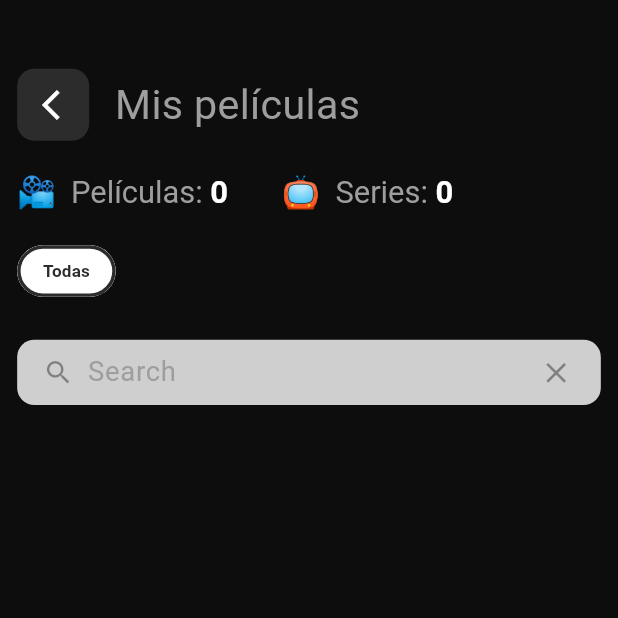
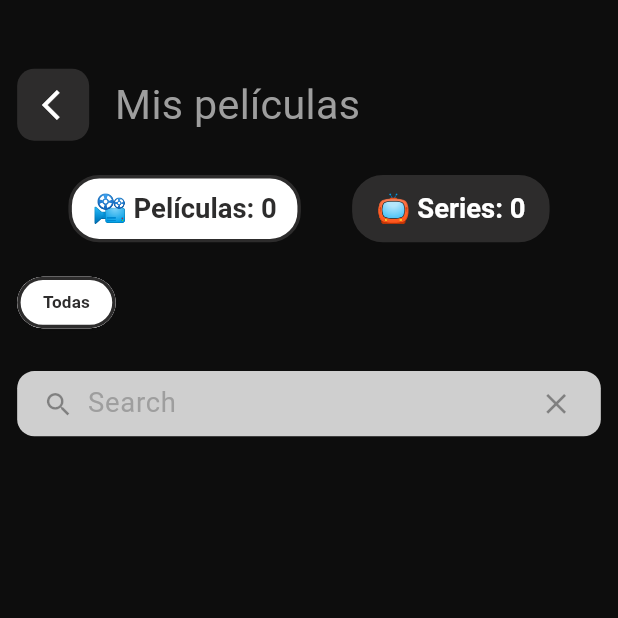
Before and after one commit to laguierre/themoviedb, a Flutter app: the MyPersonalCollection screen opened directly, after a tap on "Todas", on a phone screen of 412 x 824 dp, the top half of it. Run offline on Flutter 3.47's test engine with Material 3 defaults, Android fonts, the light colour scheme and no system bars; our stand-ins replace cloud_firestore, firebase_auth, firebase_core, flutter_rating_bar, flutter_screenutil, flutter_slidable and 1 more; missing offline and left inert: image_fade; accounts and stored records are empty; network calls fail; statements that could not run were skipped.

Commit message:
200624 - Funcionando el TextForm. Filtrando por película

```diff
--- a/lib/pages/personal_collection_page/personal_collection_page.dart
+++ b/lib/pages/personal_collection_page/personal_collection_page.dart
@@ -25,55 +25,125 @@ class _MyPersonalCollectionState extends State<MyPersonalCollection> {
   List<MovieCollection> moviesCollection = [];
   List<MovieCollection> filteredCollection = [];
   String selectedYear = 'Todas';
+  bool isLoading = true;
+  bool showMovies = true;
+  bool showSeries = false;
+  int qtyMovie = 0;
+  int qtySeries = 0;
+  int filteredQtyMovie = 0; // Nueva variable para el conteo filtrado
+  int filteredQtySeries = 0; // Nueva variable para el conteo filtrado
+  Map<String, List<MovieCollection>> groupedMovies = {};
+  List<String> availableYears = [];
 
   @override
   void initState() {
-    moviesCollection = Provider.of<MyCollectionProvider>(context, listen: false)
-        .movieCollection;
-    filteredCollection = moviesCollection;
-    textEditingController.text = "";
     super.initState();
-  }
-
-  @override
-  void dispose() {
-    textEditingController.dispose();
-    super.dispose();
+    fetchMoviesCollection();
   }
 
   void filterMoviesByYear(String year) {
     setState(() {
       selectedYear = year;
-      if (year == 'Todas') {
-        filteredCollection = moviesCollection;
-      } else {
-        filteredCollection = moviesCollection
-            .where((movie) => movie.date.startsWith(year))
+      filterMoviesByType();
+    });
+  }
+
+  Future<void> fetchMoviesCollection() async {
+    try {
+      final collectionProvider =
+          Provider.of<MyCollectionProvider>(context, listen: false);
+      final collection = collectionProvider.movieCollection;
+      setState(() {
+        moviesCollection = collection;
+        filteredCollection = collection;
+        availableYears = getAvailableYears(collection);
+        qtyMovie = collection.where((movie) => movie.type == 'movie').length;
+        qtySeries = collection.where((movie) => movie.type == 'tv').length;
+        isLoading = false;
+      });
+      updateCountsAndGroups(); // Actualiza contadores y agrupaciones al inicio
+    } catch (e) {
+      // Manejo de errores
+      setState(() {
+        isLoading = false;
+      });
+    }
+  }
+
+  void updateCountsAndGroups() {
+    if (showMovies) {
+      filteredQtyMovie =
+          filteredCollection.where((movie) => movie.type == 'movie').length;
+      filteredQtySeries =
+          filteredCollection.where((movie) => movie.type == 'tv').length;
+    } else if (showSeries) {
+      filteredQtySeries =
+          filteredCollection.where((movie) => movie.type == 'tv').length;
+      filteredQtyMovie =
+          filteredCollection.where((movie) => movie.type == 'movie').length;
+    }
+    groupedMovies = groupMoviesByYear(filteredCollection);
+  }
+
+  List<String> getAvailableYears(List<MovieCollection> collection) {
+    return collection
+        .map((movie) => movie.date.substring(0, 4))
+        .toSet()
         .toList();
   }
+
+  void filterMoviesByType() {
+    setState(() {
+      filteredCollection = moviesCollection.where((movie) {
+        bool matchType = (showMovies && movie.type == 'movie') ||
+            (showSeries && movie.type == 'tv');
+        bool matchYear =
+            selectedYear == 'Todas' || movie.date.startsWith(selectedYear);
+        return matchType && matchYear;
+      }).toList();
+
+      updateCountsAndGroups(); // Actualiza contadores y agrupaciones al cambiar la selección
+    });
+  }
+
+  Map<String, List<MovieCollection>> groupMoviesByYear(
+      List<MovieCollection> moviesCollection) {
+    Map<String, List<MovieCollection>> moviesByYear = {};
+
+    for (var movie in moviesCollection) {
+      if (movie.date.length >= 4) {
+        String year = movie.date.substring(0, 4);
+
+        if (!moviesByYear.containsKey(year)) {
+          moviesByYear[year] = [];
+        }
+
+        moviesByYear[year]!.add(movie);
+      }
+    }
+    return moviesByYear;
+  }
+
+  void filterMoviesBySearch(String query) {
+    setState(() {
+      filteredCollection = moviesCollection
+          .where((movie) =>
+              movie.title.toLowerCase().contains(query.toLowerCase()))
+          .toList();
     });
   }
 
   @override
   Widget build(BuildContext context) {
     String language = Provider.of<MoviesProvider>(context).language;
-    int qtyMovie = 0, qtySeries = 0;
     final moviesProvider = Provider.of<MoviesProvider>(context);
-
-    for (var element in moviesCollection) {
-      if (element.type == 'movie') {
-        qtyMovie++;
-      } else if (element.type == 'tv') {
-        qtySeries++;
-      }
-    }
-
-    Map<String, List<MovieCollection>> groupedMovies = groupMoviesByYear(moviesCollection);
 
     return Scaffold(
       backgroundColor: const Color(0xFF0D0D0D),
       extendBody: true,
-      body: Column(
+      body: isLoading
+          ? const CustomGIF()
+          : Column(
               children: [
                 Padding(
                     padding: EdgeInsets.fromLTRB(10.sp, 40.sp, 10.sp, 0),
@@ -88,18 +158,42 @@ class _MyPersonalCollectionState extends State<MyPersonalCollection> {
                               language == 'es-ES'
                                   ? 'Mis películas'
                                   : 'My Personal Collection',
-                        style:
-                        TextStyle(color: kTextDetailsColor, fontSize: 24.sp),
+                              style: TextStyle(
+                                  color: kTextDetailsColor, fontSize: 24.sp),
                             )
                           ],
                         ),
                         SizedBox(height: 20.sp),
-                  if (language == 'es-ES')
-                    QtyMovies(
-                      qtyMovie: qtyMovie,
-                      qtySeries: qtySeries,
-                      movieLanguage:
-                      language == 'es-ES' ? 'Películas' : 'Movies',
+                        Row(
+                          mainAxisAlignment: MainAxisAlignment.spaceEvenly,
+                          children: [
+                            FilterButton(
+                              label: language == 'es-ES'
+                                  ? '📽 Películas'
+                                  : '📽 Movies',
+                              count: qtyMovie,
+                              isSelected: showMovies,
+                              onTap: () {
+                                setState(() {
+                                  showMovies = true;
+                                  showSeries = false; // Desactiva series
+                                  filterMoviesByType();
+                                });
+                              },
+                            ),
+                            FilterButton(
+                              label: '📺 Series',
+                              count: qtySeries,
+                              isSelected: showSeries,
+                              onTap: () {
+                                setState(() {
+                                  showMovies = false; // Desactiva películas
+                                  showSeries = true;
+                                  filterMoviesByType();
+                                });
+                              },
+                            ),
+                          ],
                         ),
                         Container(
                           alignment: Alignment.centerLeft,
@@ -110,7 +204,7 @@ class _MyPersonalCollectionState extends State<MyPersonalCollection> {
                             padding: EdgeInsets.zero,
                             physics: const BouncingScrollPhysics(),
                             scrollDirection: Axis.horizontal,
-                      itemCount: groupedMovies.keys.length + 1, // +1 for 'Todas'
+                            itemCount: availableYears.length + 1,
                             itemBuilder: (context, index) {
                               String year;
                               bool isSelected;
@@ -118,32 +212,42 @@ class _MyPersonalCollectionState extends State<MyPersonalCollection> {
                                 year = 'Todas';
                                 isSelected = selectedYear == 'Todas';
                               } else {
-                          year = groupedMovies.keys.elementAt(index - 1);
+                                year = availableYears[index - 1];
                                 isSelected = selectedYear == year;
                               }
                               return Padding(
                                 padding: EdgeInsets.only(right: 10.sp),
                                 child: Material(
-                            elevation: 5.0,  // Elevación para sombra
+                                  elevation: 5.0,
                                   borderRadius: BorderRadius.circular(18.0.sp),
-                            shadowColor: Colors.black.withOpacity(0.2), // Color de la sombra
+                                  shadowColor: Colors.black.withOpacity(0.2),
                                   child: OutlinedButton(
                                     style: OutlinedButton.styleFrom(
-                                foregroundColor: isSelected ? Color(0xFF2D2C2C) : Colors.white,
+                                      foregroundColor: isSelected
+                                          ? const Color(0xFF2D2C2C)
+                                          : Colors.white,
                                       side: BorderSide(
                                         width: 2.sp,
                                         color: const Color(0xFF2D2C2C),
                                       ),
                                       shape: RoundedRectangleBorder(
-                                  borderRadius: BorderRadius.circular(18.0.sp),
+                                        borderRadius:
+                                            BorderRadius.circular(18.0.sp),
                                       ),
-                                backgroundColor: isSelected ? Colors.white : Color(0xFF2D2C2C),
-                                padding: EdgeInsets.symmetric(horizontal: 15.sp),
+                                      backgroundColor: isSelected
+                                          ? Colors.white
+                                          : const Color(0xFF2D2C2C),
+                                      padding: EdgeInsets.symmetric(
+                                          horizontal: 15.sp),
                                     ),
                                     child: Text(
-                                year == 'Todas' ? 'Todas' : '$year (${groupedMovies[year]!.length})',
+                                      year == 'Todas'
+                                          ? 'Todas'
+                                          : '$year (${groupedMovies[year]?.length ?? 0})',
                                       style: TextStyle(
-                                  color: isSelected ? Color(0xFF2D2C2C) : Colors.white,
+                                        color: isSelected
+                                            ? const Color(0xFF2D2C2C)
+                                            : Colors.white,
                                         fontSize: 10.sp,
                                         fontWeight: FontWeight.bold,
                                       ),
@@ -157,6 +261,7 @@ class _MyPersonalCollectionState extends State<MyPersonalCollection> {
                             },
                           ),
                         ),
+
                         ///Search
                         Container(
                             alignment: Alignment.centerLeft,
@@ -170,7 +275,8 @@ class _MyPersonalCollectionState extends State<MyPersonalCollection> {
                             child: Row(
                               children: [
                                 SizedBox(width: 10.sp),
-                          Icon(Icons.search, color: kSearchColorTextField, size: 18.sp),
+                                Icon(Icons.search,
+                                    color: kSearchColorTextField, size: 18.sp),
                                 Expanded(
                                   child: TextField(
                                     onChanged: (text) {
@@ -200,9 +306,10 @@ class _MyPersonalCollectionState extends State<MyPersonalCollection> {
                                 IconButton(
                                   color: kSearchColorTextField,
                                   padding: const EdgeInsets.all(0),
-                            icon:  Icon(Icons.close, size: 20.sp),
+                                  icon: Icon(Icons.close, size: 20.sp),
                                   onPressed: () {
-                              FocusScope.of(context).requestFocus(FocusNode());
+                                    FocusScope.of(context)
+                                        .requestFocus(FocusNode());
                                     textEditingController.text = "";
                                     filterMoviesBySearch("");
                                   },
@@ -214,12 +321,14 @@ class _MyPersonalCollectionState extends State<MyPersonalCollection> {
                 SizedBox(height: 10.sp),
                 Expanded(
                   child: ListView.builder(
-              padding:  EdgeInsets.only(right: 0.sp, left: 15.sp, top: 0.sp),
+                    padding:
+                        EdgeInsets.only(right: 0.sp, left: 15.sp, top: 0.sp),
                     physics: const BouncingScrollPhysics(),
                     itemCount: filteredCollection.length,
                     itemBuilder: (BuildContext context, int index) {
                       double myRating = filteredCollection[index].rating;
-                moviesProvider.searchMovieById(filteredCollection[index].id);
+                      moviesProvider
+                          .searchMovieById(filteredCollection[index].id);
                       String type = filteredCollection[index].type;
 
                       return FutureBuilder(
@@ -231,9 +340,17 @@ class _MyPersonalCollectionState extends State<MyPersonalCollection> {
                         builder: (BuildContext context,
                             AsyncSnapshot<MovieDetails> snapshot) {
                           var movie = snapshot.data;
-                    if (!snapshot.hasData) {
-                      return const CustomGIF();
+                          if (snapshot.connectionState ==
+                              ConnectionState.waiting) {
+                            return const CustomGIF(); // Mostrando un GIF mientras se cargan los datos
+                          } else if (snapshot.hasError) {
+                            return Text(
+                                'Error: ${snapshot.error}'); // Manejo de errores
+                          } else if (!snapshot.hasData) {
+                            return const Text(
+                                'No data available'); // Manejo de falta de datos
                           }
+
                           Movie movieCard = Movie(
                               voteCount: movie!.voteCount ?? 0,
                               id: movie.id ?? 0,
@@ -249,6 +366,7 @@ class _MyPersonalCollectionState extends State<MyPersonalCollection> {
                               adult: movie.adult ?? false,
                               overview: movie.overview ?? '',
                               releaseDate: movie.releaseDate ?? '');
+
                           return Slidable(
                             endActionPane: ActionPane(
                               extentRatio: 0.30,
@@ -258,7 +376,9 @@ class _MyPersonalCollectionState extends State<MyPersonalCollection> {
                                     backgroundColor: const Color(0xFF0D0D0D),
                                     foregroundColor: Colors.red,
                                     icon: Icons.delete_forever,
-                              label: language == 'es-ES' ? 'Borrar' : 'Delete',
+                                    label: language == 'es-ES'
+                                        ? 'Borrar'
+                                        : 'Delete',
                                     onPressed: (context) {
                                       deleteMovie(movie.id.toString());
                                       Provider.of<MyCollectionProvider>(context,
@@ -266,7 +386,8 @@ class _MyPersonalCollectionState extends State<MyPersonalCollection> {
                                           .movieCollection
                                           .removeAt(index);
                                       moviesCollection =
-                                    Provider.of<MyCollectionProvider>(context,
+                                          Provider.of<MyCollectionProvider>(
+                                                  context,
                                                   listen: false)
                                               .movieCollection;
                                       setState(() {});
@@ -288,31 +409,4 @@ class _MyPersonalCollectionState extends State<MyPersonalCollection> {
             ),
     );
   }
-
-  Map<String, List<MovieCollection>> groupMoviesByYear(List<MovieCollection> moviesCollection) {
-    Map<String, List<MovieCollection>> moviesByYear = {};
-
-    for (var movie in moviesCollection) {
-      // Extrae el año de la fecha
-      String year = movie.date.substring(0, 4);
-
-      // Si el año no está en el mapa, inicializa una nueva lista para ese año
-      if (!moviesByYear.containsKey(year)) {
-        moviesByYear[year] = [];
 }
-
-      // Añade la película a la lista del año correspondiente
-      moviesByYear[year]!.add(movie);
-    }
-    return moviesByYear;
-  }
-
-  void filterMoviesBySearch(String query) {
-    setState(() {
-      filteredCollection = moviesCollection
-          .where((movie) =>
-          movie.title.toLowerCase().contains(query.toLowerCase()))
-          .toList();
-    });
-  }
-}
--- a/lib/pages/personal_collection_page/personal_collection_page_widget.dart
+++ b/lib/pages/personal_collection_page/personal_collection_page_widget.dart
@@ -1,37 +1,52 @@
 import 'package:flutter/material.dart';
 import 'package:flutter_screenutil/flutter_screenutil.dart';
-import 'package:themoviedb/constants.dart';
-
-
-class QtyMovies extends StatelessWidget {
-  const QtyMovies({
+class FilterButton extends StatelessWidget {
+  const FilterButton({
     Key? key,
-    required this.qtyMovie,
-    required this.qtySeries,
-    required this.movieLanguage,
+    required this.label,
+    required this.count,
+    required this.isSelected,
+    required this.onTap,
   }) : super(key: key);
 
-  final int qtyMovie;
-  final int qtySeries;
-  final String movieLanguage;
+  final String label;
+  final int count;
+  final bool isSelected;
+  final VoidCallback onTap;
 
   @override
   Widget build(BuildContext context) {
-    return RichText(
-      text: TextSpan(
-        style: TextStyle(color: kTextDetailsColor, fontSize: 18.sp),
-        children: <TextSpan>[
-          TextSpan(text: '📽  $movieLanguage: '),
-          TextSpan(
-              text: '$qtyMovie',
-              style: const TextStyle(
-                  fontWeight: FontWeight.bold, color: Colors.white)),
-          const TextSpan(text: '       📺  Series: '),
-          TextSpan(
-              text: '$qtySeries',
-              style: const TextStyle(
-                  fontWeight: FontWeight.bold, color: Colors.white)),
-        ],
+    return GestureDetector(
+      onTap: onTap,
+      child: Container(
+        padding: EdgeInsets.symmetric(vertical: 8.sp, horizontal: 12.sp),
+        decoration: BoxDecoration(
+          color: isSelected ? Colors.white : const Color(0xFF2D2C2C),
+          borderRadius: BorderRadius.circular(18.sp),
+          border: Border.all(color: const Color(0xFF2D2C2C), width: 2.sp),
+        ),
+        child: RichText(
+          text: TextSpan(
+            children: [
+              TextSpan(
+                text: '$label: ',
+                style: TextStyle(
+                  color: isSelected ? const Color(0xFF2D2C2C) : Colors.white,
+                  fontWeight: FontWeight.bold,
+                  fontSize: 16.sp,
+                ),
+              ),
+              TextSpan(
+                text: '$count',
+                style: TextStyle(
+                  color: isSelected ? const Color(0xFF2D2C2C) : Colors.white,
+                  fontWeight: FontWeight.bold,
+                  fontSize: 16.sp,
+                ),
+              ),
+            ],
+          ),
+        ),
       ),
     );
   }
```
Lines whose indentation alone changed are shown as unchanged.
